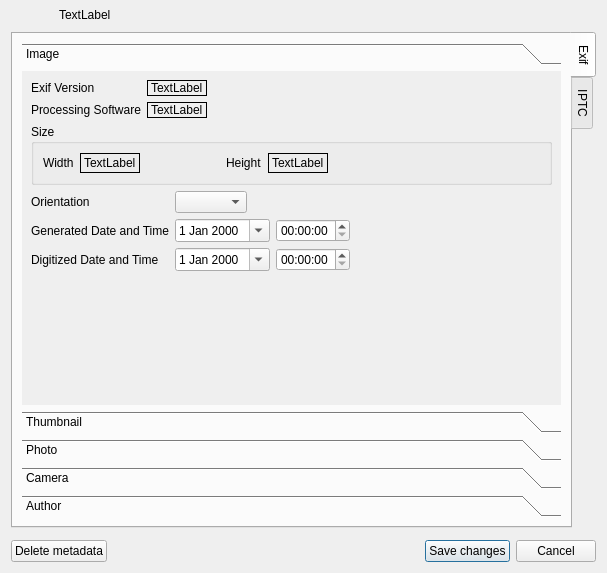
Before: the Qt Designer form dialogs/metadatadialog.ui in marek629/SIR, drawn with Qt 5.
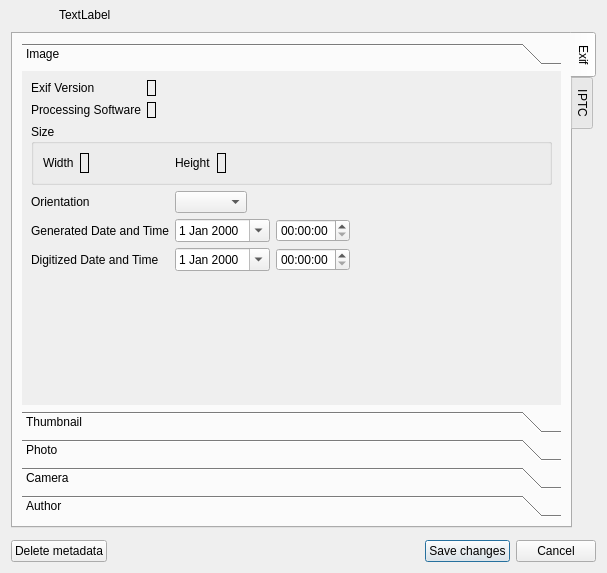
After: the same form once the commit is applied. Icons and pictures are not drawn. Custom widgets are drawn as their Qt base class.

```diff
--- a/dialogs/metadatadialog.ui
+++ b/dialogs/metadatadialog.ui
@@ -101,7 +101,7 @@
             <x>0</x>
             <y>0</y>
             <width>540</width>
-            <height>321</height>
+            <height>318</height>
            </rect>
           </property>
           <attribute name="label">
@@ -135,9 +135,6 @@
                  <property name="frameShape">
                   <enum>QFrame::Panel</enum>
                  </property>
-                 <property name="text">
-                  <string>TextLabel</string>
-                 </property>
                 </widget>
                </item>
                <item>
@@ -145,9 +142,6 @@
                  <property name="frameShape">
                   <enum>QFrame::Panel</enum>
                  </property>
-                 <property name="text">
-                  <string>TextLabel</string>
-                 </property>
                 </widget>
                </item>
               </layout>
@@ -185,9 +179,6 @@
                 <property name="frameShape">
                  <enum>QFrame::Panel</enum>
                 </property>
-                <property name="text">
-                 <string>TextLabel</string>
-                </property>
                </widget>
               </item>
               <item>
@@ -218,9 +209,6 @@
                 <property name="frameShape">
                  <enum>QFrame::Panel</enum>
                 </property>
-                <property name="text">
-                 <string>TextLabel</string>
-                </property>
                </widget>
               </item>
               <item>
```
Left out of the diff: 21 changed lines with no effect on the pictures.
